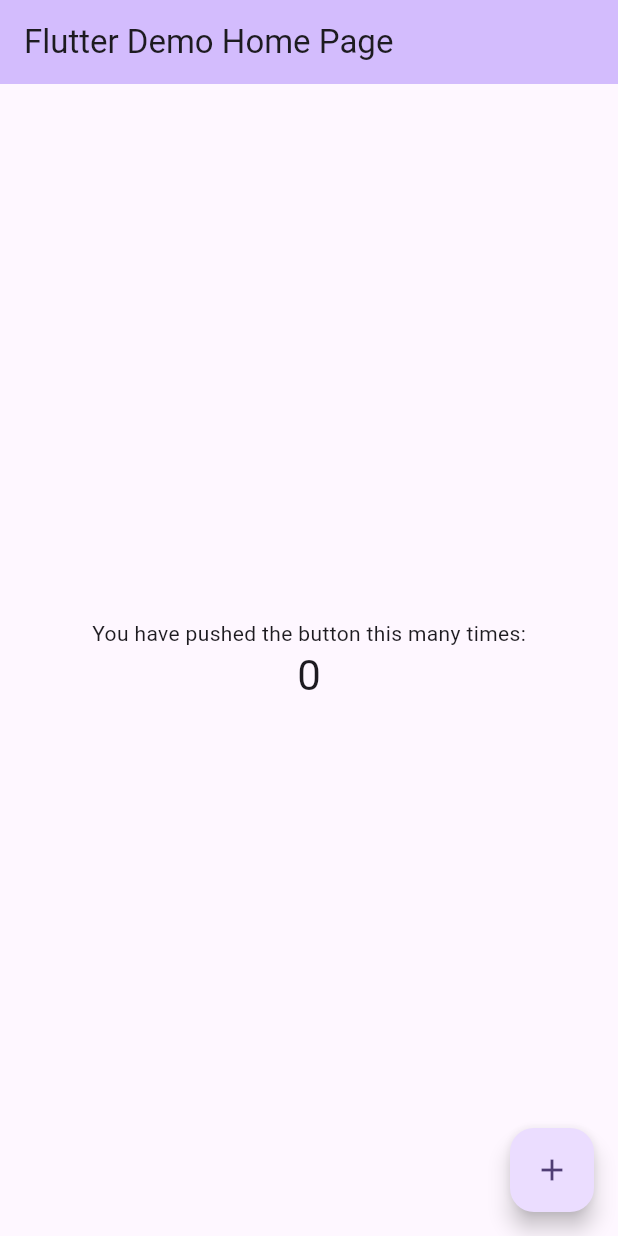
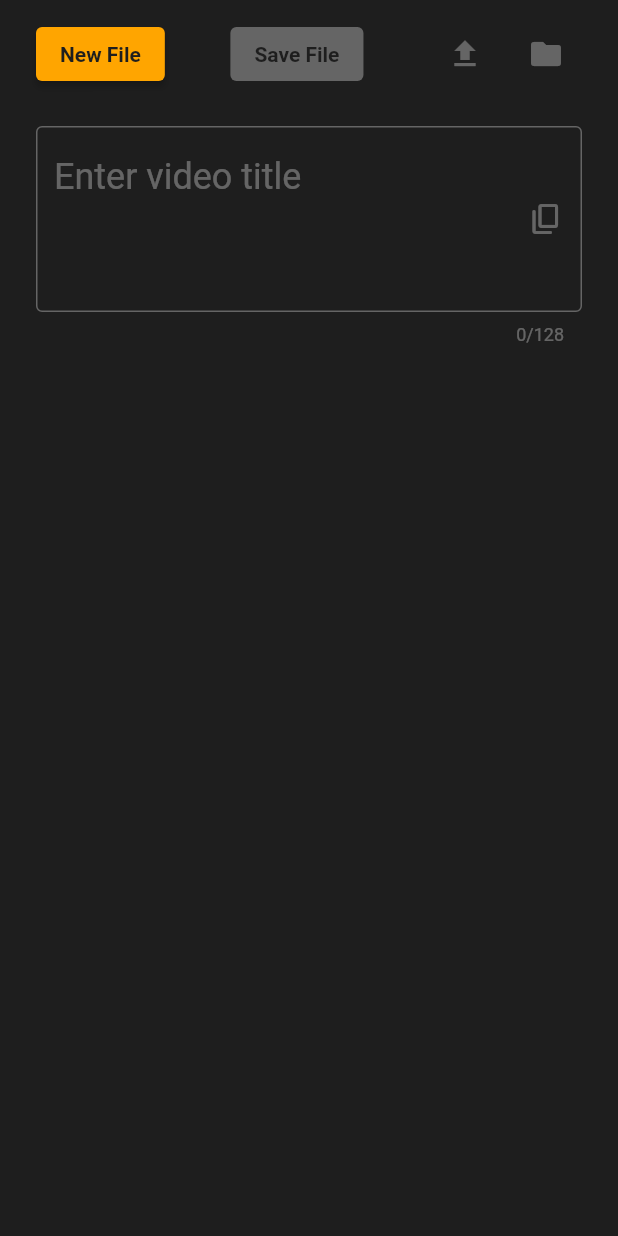
Before and after one commit to playgroundlk/building_a_windows_desktop_app_in_flutter_metatube, a Flutter app: the screen it shows after launch, on a phone screen of 412 x 824 dp. Run offline on Flutter 3.47's test engine with Material 3 defaults, Android fonts, the light colour scheme and no system bars.

Commit message:
Following the tutorial

```diff
--- a/lib/main.dart
+++ b/lib/main.dart
@@ -1,125 +1,30 @@
 import 'package:flutter/material.dart';
 
+import '/screen/home_screen.dart';
+
 void main() {
-  runApp(const MyApp());
+  runApp(
+    const App(),
+  );
 }
 
-class MyApp extends StatelessWidget {
-  const MyApp({super.key});
+class App extends StatelessWidget {
+  const App({
+    super.key,
+  });
 
-  // This widget is the root of your application.
   @override
   Widget build(BuildContext context) {
     return MaterialApp(
-      title: 'Flutter Demo',
+      debugShowCheckedModeBanner: false,
+      title: 'Metatube By Spellthorn',
       theme: ThemeData(
-        // This is the theme of your application.
-        //
-        // TRY THIS: Try running your application with "flutter run". You'll see
-        // the application has a purple toolbar. Then, without quitting the app,
-        // try changing the seedColor in the colorScheme below to Colors.green
-        // and then invoke "hot reload" (save your changes or press the "hot
-        // reload" button in a Flutter-supported IDE, or press "r" if you used
-        // the command line to start the app).
-        //
-        // Notice that the counter didn't reset back to zero; the application
-        // state is not lost during the reload. To reset the state, use hot
-        // restart instead.
-        //
-        // This works for code too, not just values: Most code changes can be
-        // tested with just a hot reload.
-        colorScheme: ColorScheme.fromSeed(seedColor: Colors.deepPurple),
-        useMaterial3: true,
+        colorScheme: ColorScheme.fromSeed(
+          seedColor: const Color(0xFF1E1E1E),
+        ),
+        useMaterial3: false,
       ),
-      home: const MyHomePage(title: 'Flutter Demo Home Page'),
+      home: const HomeScreen(),
     );
   }
 }
-
-class MyHomePage extends StatefulWidget {
-  const MyHomePage({super.key, required this.title});
-
-  // This widget is the home page of your application. It is stateful, meaning
-  // that it has a State object (defined below) that contains fields that affect
-  // how it looks.
-
-  // This class is the configuration for the state. It holds the values (in this
-  // case the title) provided by the parent (in this case the App widget) and
-  // used by the build method of the State. Fields in a Widget subclass are
-  // always marked "final".
-
-  final String title;
-
-  @override
-  State<MyHomePage> createState() => _MyHomePageState();
-}
-
-class _MyHomePageState extends State<MyHomePage> {
-  int _counter = 0;
-
-  void _incrementCounter() {
-    setState(() {
-      // This call to setState tells the Flutter framework that something has
-      // changed in this State, which causes it to rerun the build method below
-      // so that the display can reflect the updated values. If we changed
-      // _counter without calling setState(), then the build method would not be
-      // called again, and so nothing would appear to happen.
-      _counter++;
-    });
-  }
-
-  @override
-  Widget build(BuildContext context) {
-    // This method is rerun every time setState is called, for instance as done
-    // by the _incrementCounter method above.
-    //
-    // The Flutter framework has been optimized to make rerunning build methods
-    // fast, so that you can just rebuild anything that needs updating rather
-    // than having to individually change instances of widgets.
-    return Scaffold(
-      appBar: AppBar(
-        // TRY THIS: Try changing the color here to a specific color (to
-        // Colors.amber, perhaps?) and trigger a hot reload to see the AppBar
-        // change color while the other colors stay the same.
-        backgroundColor: Theme.of(context).colorScheme.inversePrimary,
-        // Here we take the value from the MyHomePage object that was created by
-        // the App.build method, and use it to set our appbar title.
-        title: Text(widget.title),
-      ),
-      body: Center(
-        // Center is a layout widget. It takes a single child and positions it
-        // in the middle of the parent.
-        child: Column(
-          // Column is also a layout widget. It takes a list of children and
-          // arranges them vertically. By default, it sizes itself to fit its
-          // children horizontally, and tries to be as tall as its parent.
-          //
-          // Column has various properties to control how it sizes itself and
-          // how it positions its children. Here we use mainAxisAlignment to
-          // center the children vertically; the main axis here is the vertical
-          // axis because Columns are vertical (the cross axis would be
-          // horizontal).
-          //
-          // TRY THIS: Invoke "debug painting" (choose the "Toggle Debug Paint"
-          // action in the IDE, or press "p" in the console), to see the
-          // wireframe for each widget.
-          mainAxisAlignment: MainAxisAlignment.center,
-          children: <Widget>[
-            const Text(
-              'You have pushed the button this many times:',
-            ),
-            Text(
-              '$_counter',
-              style: Theme.of(context).textTheme.headlineMedium,
-            ),
-          ],
-        ),
-      ),
-      floatingActionButton: FloatingActionButton(
-        onPressed: _incrementCounter,
-        tooltip: 'Increment',
-        child: const Icon(Icons.add),
-      ), // This trailing comma makes auto-formatting nicer for build methods.
-    );
-  }
-}
--- /dev/null
+++ b/lib/screen/home_screen.dart
@@ -0,0 +1,87 @@
+import 'package:flutter/material.dart';
+
+import '/utility/theme/app_theme.dart';
+import '/widget/app_text_field.dart';
+
+class HomeScreen extends StatefulWidget {
+  const HomeScreen({super.key});
+
+  @override
+  State<HomeScreen> createState() => _HomeScreenState();
+}
+
+class _HomeScreenState extends State<HomeScreen> {
+  final TextEditingController titleController = TextEditingController();
+
+  @override
+  Widget build(BuildContext context) {
+    return Scaffold(
+      backgroundColor: AppTheme.primaryColor,
+      body: Padding(
+        padding: const EdgeInsets.symmetric(
+          horizontal: 24,
+          vertical: 12,
+        ),
+        child: Column(
+          children: [
+            Row(
+              mainAxisAlignment: MainAxisAlignment.spaceBetween,
+              children: [
+                appMainButton(() {}, "New File"),
+                appMainButton(null, "Save File"),
+                Row(
+                  children: [
+                    appActionButton(() => null, Icons.file_upload),
+                    const SizedBox(width: 6),
+                    appActionButton(() => null, Icons.folder),
+                  ],
+                )
+              ],
+            ),
+            const SizedBox(
+              height: 24,
+            ),
+            AppTextField(
+              maxLength: 128,
+              maxLines: 3,
+              hintText: "Enter video title",
+              controller: titleController,
+            ),
+          ],
+        ),
+      ),
+    );
+  }
+
+  ElevatedButton appMainButton(Function()? onPressed, String label) {
+    return ElevatedButton(
+      onPressed: onPressed,
+      style: ElevatedButton.styleFrom(
+        backgroundColor: AppTheme.accentColor,
+        foregroundColor: AppTheme.primaryColor,
+        disabledBackgroundColor: AppTheme.onPrimaryColor,
+        disabledForegroundColor: AppTheme.primaryColor,
+        disabledMouseCursor: SystemMouseCursors.forbidden,
+      ),
+      child: Text(
+        label,
+        style: const TextStyle(
+          color: AppTheme.primaryColor,
+          fontWeight: FontWeight.bold,
+        ),
+      ),
+    );
+  }
+
+  IconButton appActionButton(Function()? onPressed, IconData icon) {
+    return IconButton(
+      onPressed: onPressed,
+      splashRadius: 24,
+      splashColor: AppTheme.accentColor,
+      icon: Icon(
+        icon,
+        color: AppTheme.onPrimaryColor,
+      ),
+    );
+  }
+}
--- /dev/null
+++ b/lib/utility/theme/app_theme.dart
@@ -0,0 +1,89 @@
+import 'package:flutter/material.dart';
+
+class AppTheme {
+
+  // https://m3.material.io/styles/color/roles
+
+  // Primary – High-emphasis fills, texts, and icons against surface
+  static const Color primary = Color(0xFF1E1E1E);
+
+  // On primary – Text and icons against primary
+  static const Color onPrimary = Color(0xFF1E1E1E);
+
+  // Primary container – Standout fill color against surface, for key components like FAB
+  static const Color primaryContainer = Color(0xFF1E1E1E);
+
+  // On primary container – Text and icons against primary container
+  static const Color onPrimaryContainer = Color(0xFF1E1E1E);
+
+// Secondary – Less prominent fills, text, and icons against surface
+  static const Color secondary = Color(0xFF1E1E1E);
+
+// On secondary – Text and icons against secondary
+  static const Color onSecondary = Color(0xFF1E1E1E);
+
+// Secondary container – Less prominent fill color against surface, for recessive components like tonal buttons
+  static const Color secondaryContainer = Color(0xFF1E1E1E);
+
+// On secondary container – Text and icons against secondary container
+  static const Color onSecondaryContainer = Color(0xFF1E1E1E);
+
+// Tertiary – Complementary fills, text, and icons against surface
+  static const Color tertiary = Color(0xFF1E1E1E);
+
+// On tertiary – Text and icons against tertiary
+  static const Color onTertiary = Color(0xFF1E1E1E);
+
+// Tertiary container – Complementary container color against surface, for components like input fields
+  static const Color tertiaryContainer = Color(0xFF1E1E1E);
+
+// On tertiary container – Text and icons against tertiary container
+  static const Color onTertiaryContainer = Color(0xFF1E1E1E);
+
+// Error – Attention-grabbing color against surface for fills, icons, and text, indicating urgency
+
+// On error – Text and icons against error
+
+// Error container – Attention-grabbing fill color against surface
+
+// On error container – Text and icons against error container
+
+// Surface – Default color for backgrounds
+
+// On surface – Text and icons against any surface color
+
+// On surface variant – Lower-emphasis color for text and icons against any surface color
+
+// Surface container lowest – Lowest-emphasis container color
+
+// Surface container low – Low-emphasis container color
+
+// Surface container – Default container color
+
+// Surface container high – High-emphasis container color
+
+// Surface container highest – Highest-emphasis container color
+
+// Outline – Important boundaries, such as a text field outline
+
+// Outline variant – Decorative elements, such as dividers
+
+  static const Color primaryColor = Color(0xFF1E1E1E);
+  static const Color onPrimaryColor = Color(0x50FFFFFF);
+  static const Color accentColor = Color(0xFFFFA500);
+  // static const Color whiteColor = Color(0xFFFFFFFF);
+
+  static const TextStyle textFieldStyle = TextStyle(
+    fontSize: 24,
+    color: Color(0xFFFFFFFF),
+  );
+
+  static const TextStyle textFieldHintStyle = TextStyle(
+    fontSize: 24,
+    color: onPrimaryColor,
+  );
+  static const TextStyle textFieldCounterStyle = TextStyle(
+    fontSize: 12,
+    color: onPrimaryColor,
+  );
+}
--- /dev/null
+++ b/lib/widget/app_snack_bar.dart
@@ -0,0 +1,25 @@
+import 'package:flutter/material.dart';
+
+import '/utility/theme/app_theme.dart';
+
+class AppSnackBar {
+  static void showSnackBar(BuildContext context, IconData icon, String message) {
+    ScaffoldMessenger.of(context).hideCurrentSnackBar();
+    ScaffoldMessenger.of(context).showSnackBar(
+      SnackBar(
+        content: Row(
+          children: [
+            Icon(
+              icon,
+              color: AppTheme.accentColor,
+            ),
+            const SizedBox(
+              width: 24,
+            ),
+            Text(message),
+          ],
+        ),
+      ),
+    );
+  }
+}
--- /dev/null
+++ b/lib/widget/app_text_field.dart
@@ -0,0 +1,86 @@
+import 'package:flutter/material.dart';
+import 'package:flutter/services.dart';
+
+import '/utility/theme/app_theme.dart';
+import '/widget/app_snack_bar.dart';
+
+class AppTextField extends StatefulWidget {
+  final int maxLength;
+  final int? maxLines;
+  final String hintText;
+  final TextEditingController controller;
+  const AppTextField({
+    super.key,
+    required this.maxLength,
+    this.maxLines,
+    required this.hintText,
+    required this.controller,
+  });
+
+  @override
+  State<AppTextField> createState() => _AppTextFieldState();
+}
+
+class _AppTextFieldState extends State<AppTextField> {
+  final _focusNode = FocusNode();
+
+  @override
+  void dispose() {
+    _focusNode.dispose();
+    super.dispose();
+  }
+
+  @override
+  Widget build(BuildContext context) {
+    return TextField(
+      focusNode: _focusNode,
+      onEditingComplete: () => FocusScope.of(context).nextFocus(),
+      controller: widget.controller,
+      maxLength: widget.maxLength,
+      maxLines: widget.maxLines,
+      keyboardType: TextInputType.multiline,
+      cursorColor: AppTheme.accentColor,
+      style: AppTheme.textFieldStyle,
+      decoration: InputDecoration(
+        hintStyle: AppTheme.textFieldHintStyle,
+        hintText: widget.hintText,
+        focusedBorder: const OutlineInputBorder(
+          borderSide: BorderSide(
+            color: AppTheme.accentColor,
+          ),
+        ),
+        enabledBorder: const OutlineInputBorder(
+          borderSide: BorderSide(
+            color: AppTheme.onPrimaryColor,
+          ),
+        ),
+        suffixIcon: IconButton(
+          onPressed: () {
+            if (widget.controller.text.isNotEmpty) {
+              copyToClipBoard(
+                context,
+                widget.controller.text,
+              );
+            }
+          },
+          color: AppTheme.onPrimaryColor,
+          disabledColor: AppTheme.onPrimaryColor,
+          splashColor: AppTheme.accentColor,
+          splashRadius: 24,
+          icon: const Icon(
+            Icons.content_copy_rounded,
+            size: 24,
+          ),
+        ),
+        counterStyle: AppTheme.textFieldCounterStyle,
+      ),
+    );
+  }
+
+  void copyToClipBoard(context, String text) {
+    Clipboard.setData(
+      ClipboardData(text: text),
+    );
+    AppSnackBar.showSnackBar(context, Icons.content_copy, "Copied to clipboard");
+  }
+}
```
